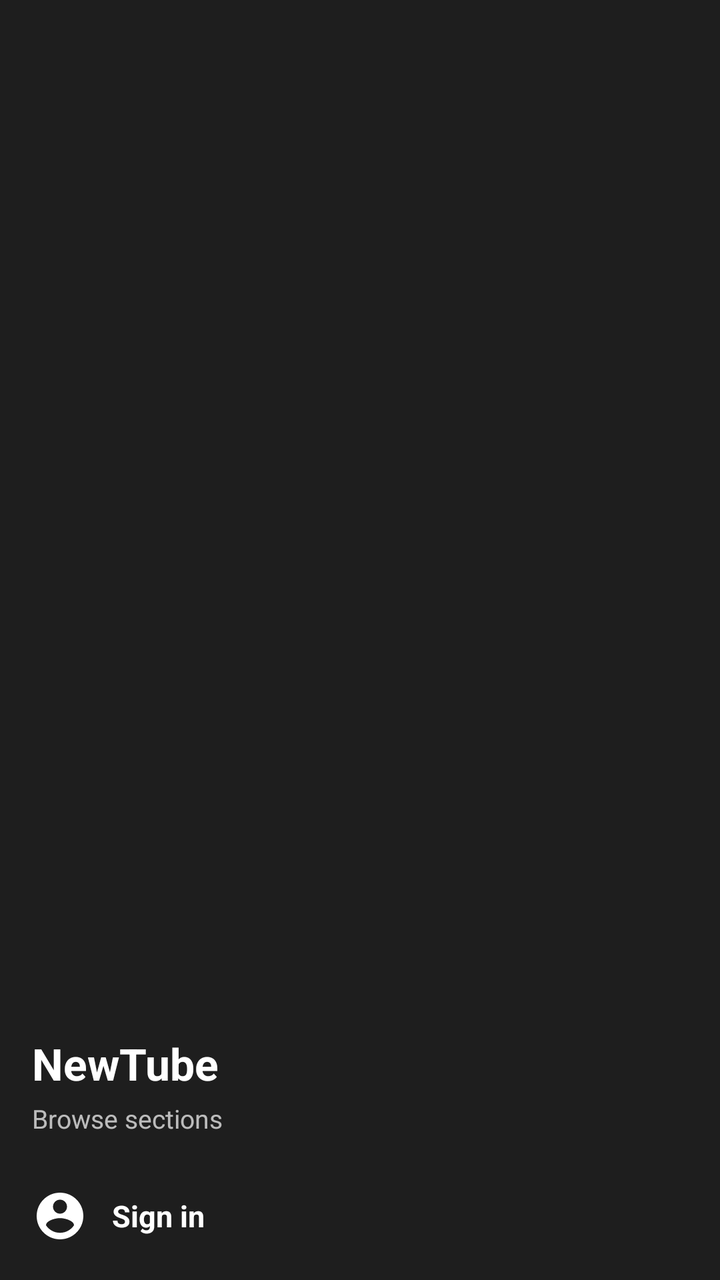
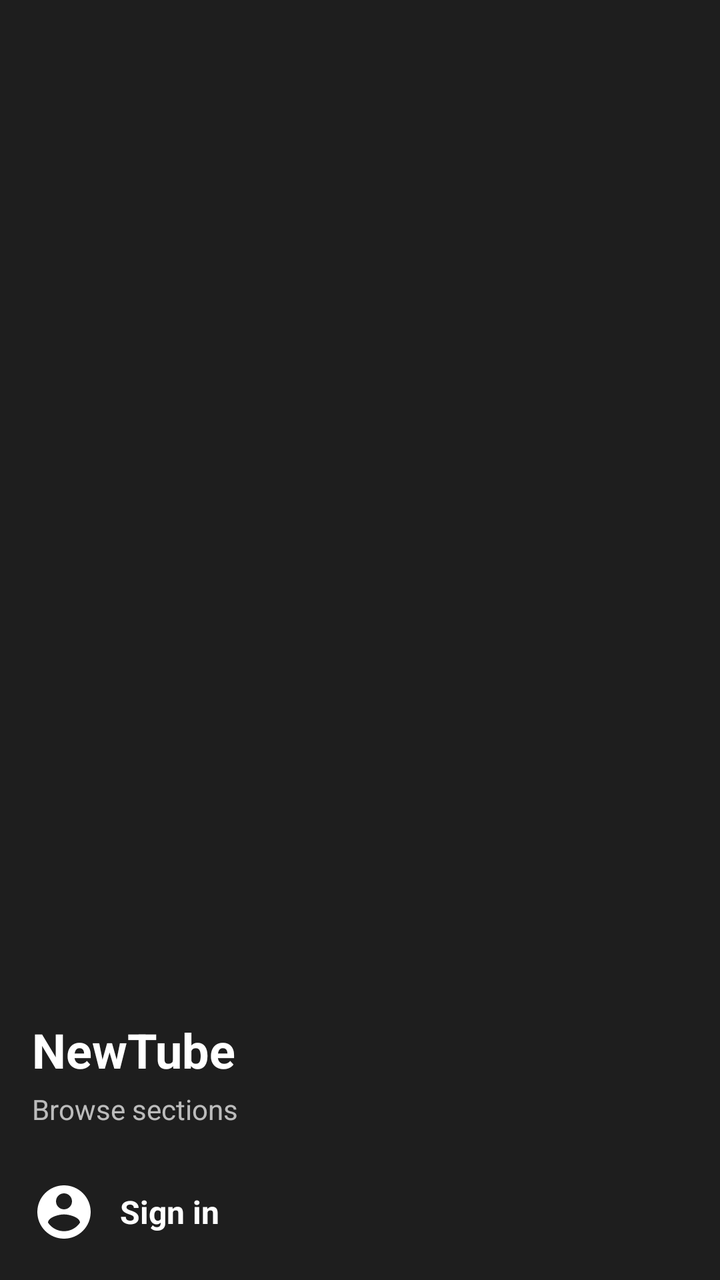

An Android layout rendered at two revisions. The XML below is the earlier revision; the diff shows what the commit changed to produce the second picture.
<!-- AndroidManifest.xml: application theme Theme.NewTube -->
<!-- res/layout/nav_header_mobile.xml -->
<?xml version="1.0" encoding="utf-8"?>
<LinearLayout xmlns:android="http://schemas.android.com/apk/res/android"
    android:layout_width="match_parent"
    android:layout_height="wrap_content"
    android:background="@color/mobile_color_surface"
    android:gravity="bottom"
    android:orientation="vertical"
    android:paddingStart="16dp"
    android:paddingTop="24dp"
    android:paddingEnd="16dp"
    android:paddingBottom="8dp">

    <TextView
        android:layout_width="wrap_content"
        android:layout_height="wrap_content"
        android:text="@string/app_name"
        android:textColor="@color/mobile_color_on_surface"
        android:textSize="22sp"
        android:textStyle="bold" />

    <TextView
        android:layout_width="wrap_content"
        android:layout_height="wrap_content"
        android:layout_marginTop="4dp"
        android:text="@string/mobile_nav_header_subtitle"
        android:textColor="@color/mobile_color_on_surface_secondary"
        android:textSize="13sp" />

    <LinearLayout
        android:id="@+id/mobile_nav_account_row"
        android:layout_width="match_parent"
        android:layout_height="wrap_content"
        android:layout_marginTop="16dp"
        android:background="?attr/selectableItemBackground"
        android:clickable="true"
        android:focusable="true"
        android:gravity="center_vertical"
        android:orientation="horizontal"
        android:paddingVertical="10dp">

        <ImageView
            android:layout_width="28dp"
            android:layout_height="28dp"
            android:contentDescription="@null"
            android:src="@drawable/ic_mobile_account" />

        <TextView
            android:id="@+id/mobile_nav_account_text"
            android:layout_width="wrap_content"
            android:layout_height="wrap_content"
            android:layout_marginStart="12dp"
            android:ellipsize="end"
            android:maxLines="1"
            android:text="@string/dialog_add_account"
            android:textColor="@color/mobile_color_on_surface"
            android:textSize="15sp"
            android:textStyle="bold" />

    </LinearLayout>

</LinearLayout>
<!-- resources referenced by this layout -->
<resources>
  <color name="mobile_color_on_surface">#FFFFFF</color>
  <color name="mobile_color_on_surface_secondary">#B3FFFFFF</color>
  <color name="mobile_color_surface">#1E1E1E</color>
  <!-- drawable ic_mobile_account (drawable) -->
  <?xml version="1.0" encoding="utf-8"?>
  <vector xmlns:android="http://schemas.android.com/apk/res/android"
      android:width="24dp"
      android:height="24dp"
      android:viewportWidth="24"
      android:viewportHeight="24"
      android:tint="@color/mobile_color_on_surface">
      <path
          android:fillColor="@android:color/white"
          android:pathData="M12,2C6.48,2 2,6.48 2,12s4.48,10 10,10 10,-4.48 10,-10S17.52,2 12,2zM12,5c1.66,0 3,1.34 3,3s-1.34,3 -3,3 -3,-1.34 -3,-3 1.34,-3 3,-3zM12,19.2c-2.5,0 -4.71,-1.28 -6,-3.22 0.03,-1.99 4,-3.08 6,-3.08 1.99,0 5.97,1.09 6,3.08 -1.29,1.94 -3.5,3.22 -6,3.22z" />
  </vector>
  <string name="app_name" translatable="false">NewTube</string>
  <string name="dialog_add_account">Sign in</string>
  <string name="mobile_nav_header_subtitle">Browse sections</string>
  <style name="Theme.NewTube" parent="Theme.MaterialComponents.DayNight.NoActionBar">
          <item name="colorPrimary">@color/mobile_color_primary</item>
          <item name="colorPrimaryDark">@color/mobile_color_primary_dark</item>
          <item name="colorAccent">@color/mobile_color_accent</item>
          <item name="android:colorBackground">@color/mobile_color_background</item>
          <item name="colorSurface">@color/mobile_color_surface</item>
          <item name="colorOnSurface">@color/mobile_color_on_surface</item>
          <item name="android:windowBackground">@color/mobile_color_background</item>
          
          <item name="android:statusBarColor">@color/mobile_color_background</item>
          <item name="android:navigationBarColor">@color/mobile_color_background</item>
          <item name="android:windowLightStatusBar">false</item>
      </style>
  <color name="mobile_color_primary">#FF0000</color>
  <color name="mobile_color_primary_dark">#CC0000</color>
  <color name="mobile_color_accent">#FF4081</color>
  <color name="mobile_color_background">#0F0F0F</color>
</resources>

<!-- the commit's change to res/layout/nav_header_mobile.xml (unified diff, before → after) -->
@@ -15,7 +15,7 @@
         android:layout_height="wrap_content"
         android:text="@string/app_name"
         android:textColor="@color/mobile_color_on_surface"
-        android:textSize="22sp"
+        android:textSize="24sp"
         android:textStyle="bold" />
 
     <TextView
@@ -24,7 +24,7 @@
         android:layout_marginTop="4dp"
         android:text="@string/mobile_nav_header_subtitle"
         android:textColor="@color/mobile_color_on_surface_secondary"
-        android:textSize="13sp" />
+        android:textSize="14sp" />
 
     <LinearLayout
         android:id="@+id/mobile_nav_account_row"
@@ -39,8 +39,8 @@
         android:paddingVertical="10dp">
 
         <ImageView
-            android:layout_width="28dp"
-            android:layout_height="28dp"
+            android:layout_width="32dp"
+            android:layout_height="32dp"
             android:contentDescription="@null"
             android:src="@drawable/ic_mobile_account" />
 
@@ -53,7 +53,7 @@
             android:maxLines="1"
             android:text="@string/dialog_add_account"
             android:textColor="@color/mobile_color_on_surface"
-            android:textSize="15sp"
+            android:textSize="16sp"
             android:textStyle="bold" />
 
     </LinearLayout>
